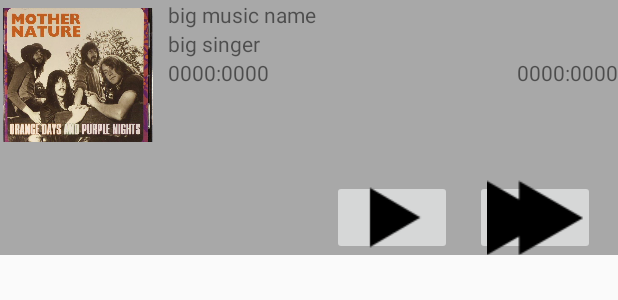
After one commit to weiancheng/SampleNotification, an Android app: the layout big_notification.xml on its own in the app's theme, with its tools: preview values and no code run, on a phone screen of 412 x 824 dp. The commit adds this screen. Shown: the top 300 px of the screen. Run offline under Robolectric (Android 15) with nearby library versions, the phone set to English and light mode, and no system bars.

Commit message:
add new notification

```diff
--- a/app/src/main/AndroidManifest.xml
+++ b/app/src/main/AndroidManifest.xml
@@ -16,7 +16,7 @@
                 <category android:name="android.intent.category.LAUNCHER"/>
             </intent-filter>
         </activity>
-        <service android:name=".NotificationService" />
+        <service android:name=".NotificationService2" />
     </application>
 
 </manifest>
--- a/app/src/main/res/layout/activity_main.xml
+++ b/app/src/main/res/layout/activity_main.xml
@@ -16,4 +16,8 @@
         app:layout_constraintRight_toRightOf="parent"
         app:layout_constraintTop_toTopOf="parent"/>
 
+    <com.example.weian.samplenotification.MySeekBar
+        android:layout_width="match_parent"
+        android:layout_height="match_parent"/>
+
 </android.support.constraint.ConstraintLayout>
--- /dev/null
+++ b/app/src/main/res/layout/big_notification.xml
@@ -0,0 +1,70 @@
+<?xml version="1.0" encoding="utf-8"?>
+<RelativeLayout xmlns:android="http://schemas.android.com/apk/res/android"
+                android:layout_width="match_parent"
+                android:layout_height="wrap_content"
+                xmlns:tools="http://schemas.android.com/tools"
+                android:background="@color/colorGray">
+
+    <ImageView
+        android:layout_width="100dp"
+        android:layout_height="100dp"
+        android:id="@+id/iv_big_album"
+        android:layout_alignParentStart="true"
+        android:layout_marginStart="2dp"
+        tools:src="@drawable/test_album"/>
+
+    <TextView
+        android:id="@+id/tv_big_music_name"
+        android:layout_width="wrap_content"
+        android:layout_height="wrap_content"
+        android:layout_toEndOf="@id/iv_big_album"
+        android:lines="1"
+        android:layout_marginStart="10dp"
+        tools:text="big music name"/>
+
+    <TextView
+        android:id="@+id/tv_big_singer"
+        android:layout_width="wrap_content"
+        android:layout_height="wrap_content"
+        android:layout_below="@id/tv_big_music_name"
+        android:layout_toEndOf="@id/iv_big_album"
+        android:layout_marginStart="10dp"
+        tools:text="big singer"/>
+
+    <TextView
+        android:id="@+id/tv_big_now_time"
+        android:layout_width="wrap_content"
+        android:layout_height="wrap_content"
+        android:layout_below="@id/tv_big_singer"
+        android:layout_toEndOf="@id/iv_big_album"
+        android:layout_marginStart="10dp"
+        tools:text="0000:0000"/>
+
+    <TextView
+        android:id="@+id/tv_big_duration"
+        android:layout_width="wrap_content"
+        android:layout_height="wrap_content"
+        android:layout_below="@id/tv_big_singer"
+        android:layout_alignParentEnd="true"
+        tools:text="0000:0000"/>
+
+    <ImageButton
+        android:id="@+id/btn_big_next"
+        android:layout_width="80dp"
+        android:layout_height="50dp"
+        android:layout_alignParentEnd="true"
+        android:layout_alignParentTop="true"
+        android:layout_marginEnd="15dp"
+        android:layout_marginTop="120dp"
+        tools:src="@drawable/ic_music_player_forward"/>
+
+    <ImageButton
+        android:id="@+id/btn_big_play"
+        android:layout_width="80dp"
+        android:layout_height="50dp"
+        android:layout_toStartOf="@id/btn_big_next"
+        android:layout_marginEnd="15dp"
+        android:layout_marginTop="120dp"
+        tools:src="@drawable/ic_music_player_play"/>
+
+</RelativeLayout>
--- a/app/src/main/res/values/colors.xml
+++ b/app/src/main/res/values/colors.xml
@@ -3,4 +3,6 @@
     <color name="colorPrimary">#3F51B5</color>
     <color name="colorPrimaryDark">#303F9F</color>
     <color name="colorAccent">#FF4081</color>
+    <color name="colorBlack">#000000</color>
+    <color name="colorGray">#a8a8a8</color>
 </resources>
--- a/app/src/main/res/values/strings.xml
+++ b/app/src/main/res/values/strings.xml
@@ -1,3 +1,7 @@
 <resources>
     <string name="app_name">SampleNotification</string>
+    <string name="music_name">Music Name</string>
+    <string name="singer">Singer</string>
+    <string name="now_time">Now Time</string>
+    <string name="duration">Duration</string>
 </resources>
```
Also changed, not shown: app/src/main/java/com/example/weian/samplenotification/MainActivity.kt (+16 -2 lines), app/src/main/java/com/example/weian/samplenotification/NotificationService.kt (+4 -6 lines), app/src/main/java/com/example/weian/samplenotification/NotificationService2.kt (added, +71 -0 lines), app/src/main/res/layout/notification.xml (added, +63 -0 lines), app/src/main/res/drawable/test_album.jpg (added).
